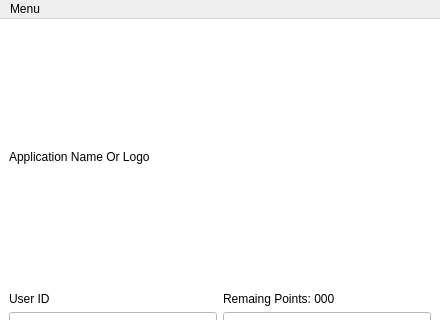
Above: ui/Main_UI.ui from korjwl1/ee613_team_proejct before the change; both pictures show x 0 to 440 and y 0 to 320 of the 440 by 550 pixel window. Below: the same form after it.
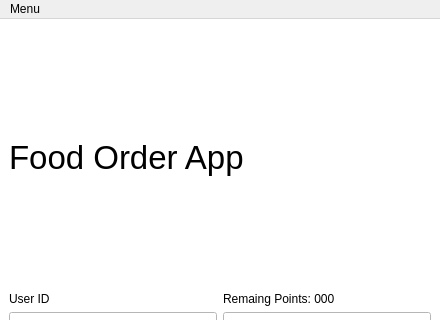
That is the form after the change.

```diff
--- a/ui/Main_UI.ui
+++ b/ui/Main_UI.ui
@@ -23,8 +23,13 @@
    <layout class="QVBoxLayout" name="verticalLayout" stretch="5,0,3,1">
     <item>
      <widget class="QLabel" name="label">
+      <property name="font">
+       <font>
+        <pointsize>25</pointsize>
+       </font>
+      </property>
       <property name="text">
-       <string>Application Name Or Logo</string>
+       <string>Food Order App</string>
       </property>
      </widget>
     </item>
```
